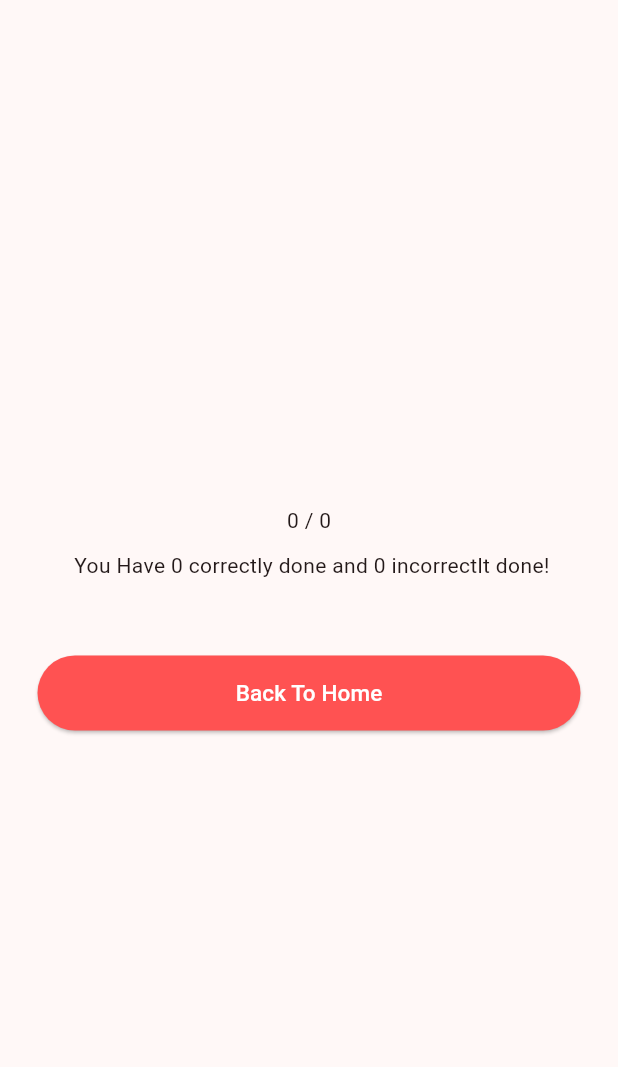
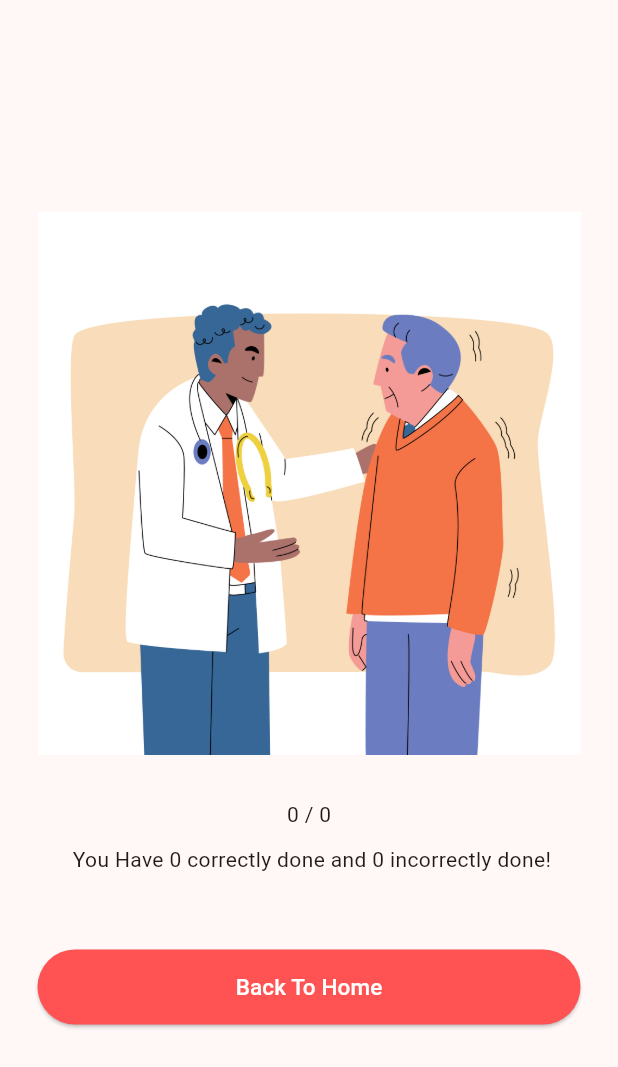
Before and after one commit to Hafsa191097/ColorBlind-Test, a Flutter app: the Results screen opened directly, on a phone screen of 412 x 824 dp. Shown: the top 1067 px of the screen. Run offline on Flutter 3.47's test engine with Material 2 defaults, Android fonts, the phone set to English and light mode, and no system bars; our stand-ins replace cloud_firestore, firebase_auth, firebase_core, fluttertoast; accounts and stored records are empty.

Commit message:
second commit

```diff
--- a/lib/Screens/Login_Signup/SignUp.dart
+++ b/lib/Screens/Login_Signup/SignUp.dart
@@ -64,6 +64,10 @@ class Register_Screen extends StatelessWidget {
                       var snackBar =
                           SnackBar(content: Text(e.message.toString()));
                       ScaffoldMessenger.of(context).showSnackBar(snackBar);
+                      Navigator.pushReplacement(
+                          context,
+                          MaterialPageRoute(
+                              builder: (context) => const Register_Screen()));
                     }
                   },
                   child: Text(
--- a/lib/Screens/Results.dart
+++ b/lib/Screens/Results.dart
@@ -17,8 +17,41 @@ class Results extends StatefulWidget {
 }
 
 class _ResultsState extends State<Results> {
+    late double percentage;
+
+  @override
+  void initState() {
+    super.initState();
+    calculatePercentage();
+  }
+
+  void calculatePercentage() {
+    if (widget.total > 0) {
+      percentage = (widget.correct / widget.total) * 100;
+    } else {
+      percentage = 0.0;
+    }
+  }
+
+    @override
+  void didUpdateWidget(covariant Results oldWidget) {
+    super.didUpdateWidget(oldWidget);
+    if (oldWidget.total != widget.total || oldWidget.correct != widget.correct) {
+      calculatePercentage();
+    }
+  }
+
   @override
   Widget build(BuildContext context) {
+    String imagePath = 'images/doctor1.jpg';
+
+    if (percentage < 40) {
+      imagePath = 'images/doctor1.jpg';
+    } else if (percentage >= 41 && percentage <= 80) {
+      imagePath = 'images/doctor2.jpg';
+    } else if (percentage > 80) {
+      imagePath = 'images/doctor3.jpg';
+    }
     return Scaffold(
       body: Container(
         height: MediaQuery.of(context).size.height,
@@ -29,10 +62,12 @@ class _ResultsState extends State<Results> {
               mainAxisAlignment:MainAxisAlignment.center,
               crossAxisAlignment:CrossAxisAlignment.center,
               children: [
+                Image.asset(imagePath),
+                SizedBox(height:30),
                 Text("${widget.correct} / ${widget.total}"),
                 const SizedBox(height: 10),
                 Text(
-                  " You Have ${widget.correct} correctly done and ${widget.incorrect} incorrectlt done!"
+                  " You Have ${widget.correct} correctly done and ${widget.incorrect} incorrectly done!"
                 ),
                 const SizedBox(height:50),
                  SizedBox(
--- a/lib/pre_app.dart
+++ b/lib/pre_app.dart
@@ -15,8 +15,9 @@ class PreApp extends StatelessWidget {
       stream: FirebaseAuth.instance.authStateChanges(), // when user changes builder will run again
       builder: (context, snapshot) {
         if (snapshot.connectionState == ConnectionState.waiting) {
-          log("connection state is waiting");
-          return const Center(child: Text('Loading'));
+          return const Center(
+                  child: CircularProgressIndicator(),
+                );
         } else if (snapshot.hasError) {
           log(snapshot.error.toString());
           return  Center(child: Text(snapshot.error.toString()));
```
Also changed, not shown: lib/Screens/Login_Signup/Login.dart (+15 -7 lines), lib/Screens/Settings.dart (+9 -6 lines), images/doctor1.jpg (added), images/doctor2.jpg (added), images/doctor3.jpg (added), images/img1.png (deleted).
